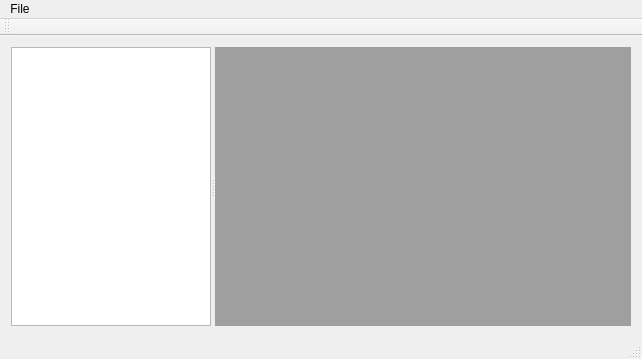
This is etc/client/mainwindow.ui in tracer-sec/cagney as Qt 5 draws it before an edit. The edited form follows.
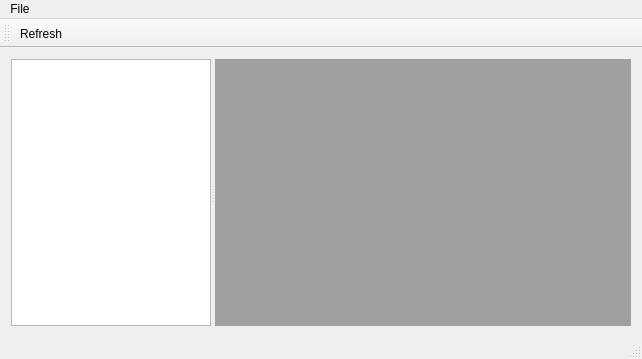
This is the edited form.

Commit message: Server handles bot disconnects. Kind of

Patch:
```diff
--- a/etc/client/mainwindow.ui
+++ b/etc/client/mainwindow.ui
@@ -51,6 +51,7 @@
    <attribute name="toolBarBreak">
     <bool>false</bool>
    </attribute>
+   <addaction name="actionRefresh"/>
   </widget>
   <widget class="QStatusBar" name="statusBar"/>
   <action name="actionExit">
```
Left out of the diff: 4 changed lines with no effect on the pictures. The commit also changes 1 other file.
